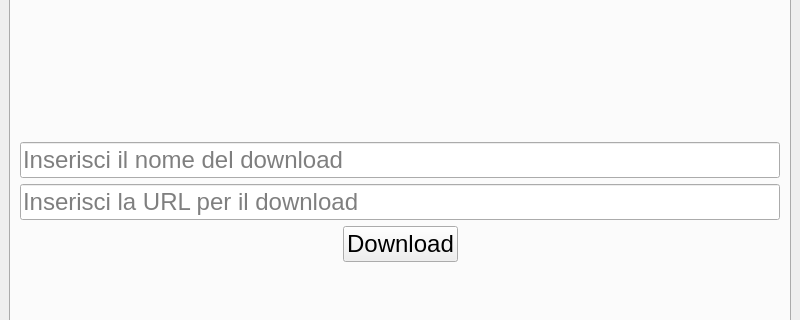
Old version of the form DownloadManager.ui in the repository stefanoagostini/DownloadManager; both pictures show x 0 to 800 and y 98 to 418 of the 800 by 596 pixel window.
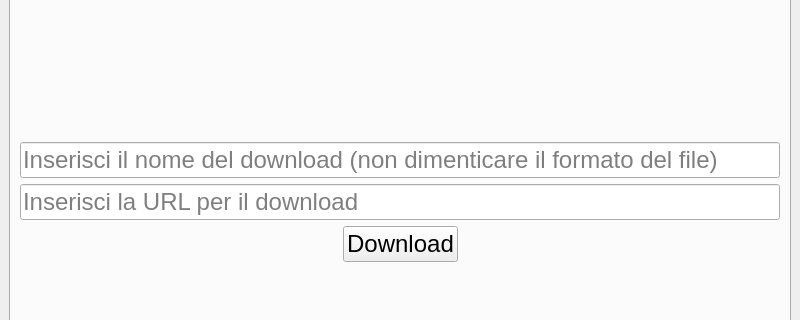
New version of the form. Icons and pictures are not drawn.

Patch:
```diff
--- a/DownloadManager.ui
+++ b/DownloadManager.ui
@@ -71,7 +71,7 @@
           <item row="0" column="0" colspan="3">
            <widget class="QLineEdit" name="folderName">
             <property name="placeholderText">
-             <string>Inserisci il nome del download</string>
+             <string>Inserisci il nome del download (non dimenticare il formato del file)</string>
             </property>
            </widget>
           </item>
```
